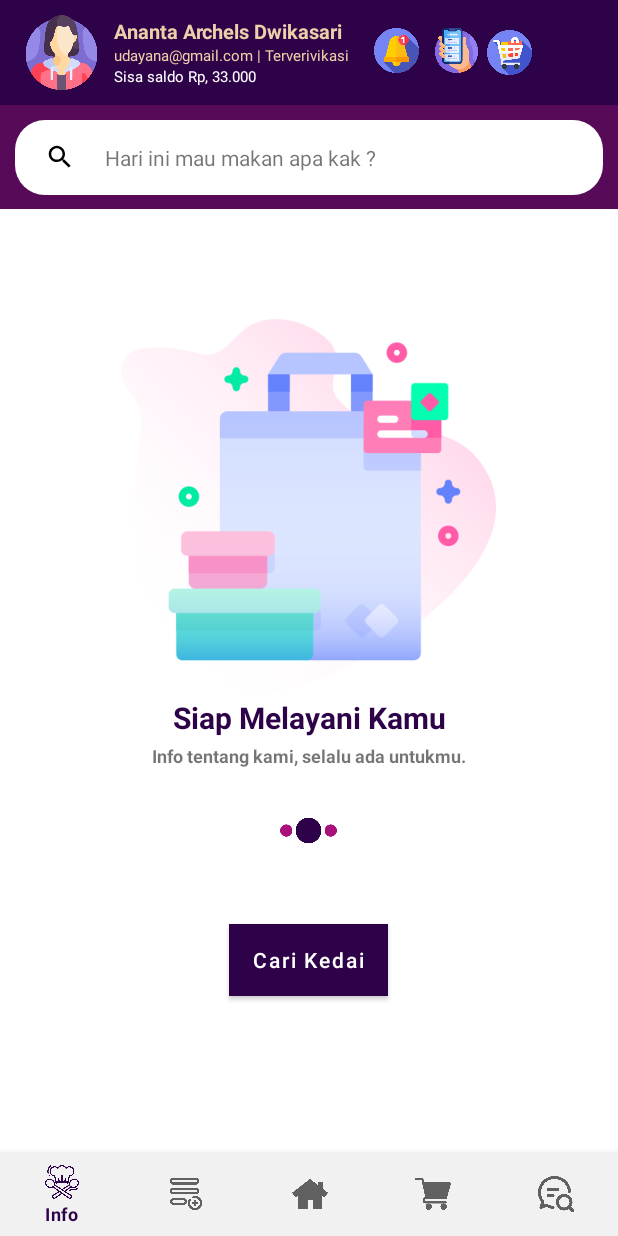
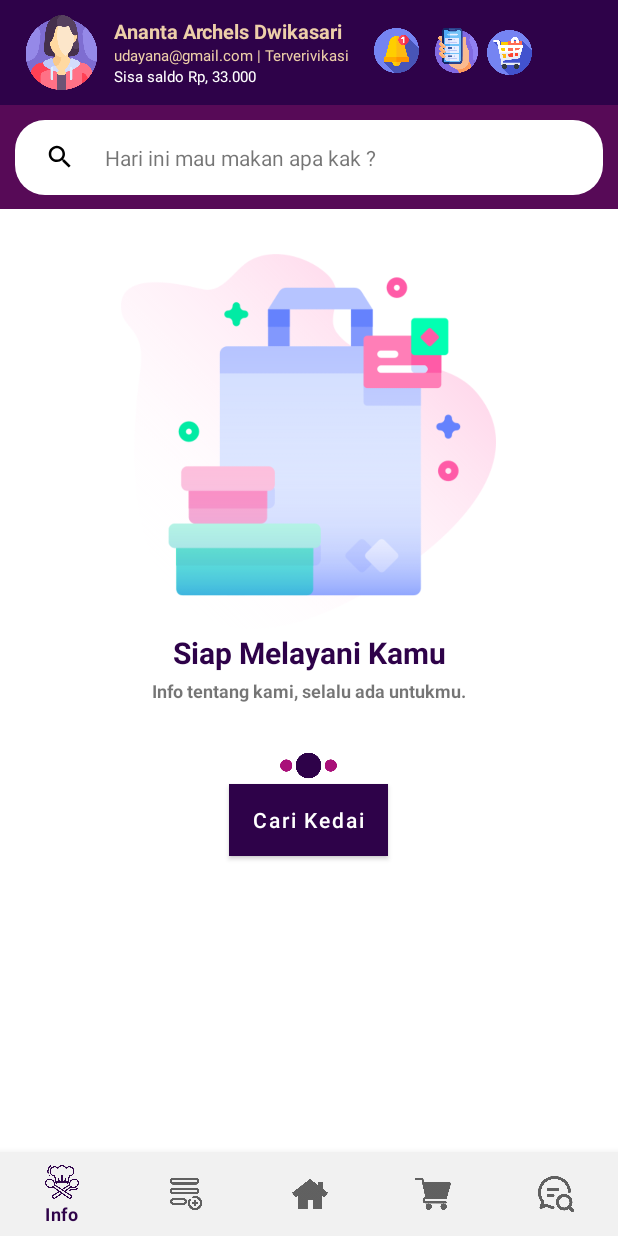
Before and after one commit to ddwikasari/PeseninAja, an Android app: the fragment ChatFragment placed in its activity, on a phone screen of 412 x 824 dp. Run offline under Robolectric (Android 15) with nearby library versions, the phone set to English and light mode, and no system bars.

Commit message:
Revisi Aplikasi Akhir

```diff
--- a/app/src/main/res/layout/fragment_chat.xml
+++ b/app/src/main/res/layout/fragment_chat.xml
@@ -10,7 +10,7 @@
         android:layout_width="match_parent"
         android:layout_height="match_parent">
         <ImageView
-            android:layout_marginTop="73dp"
+            android:layout_marginTop="30dp"
             android:layout_gravity="center_horizontal"
             android:adjustViewBounds="true"
             android:cropToPadding="true"
@@ -43,7 +43,6 @@
             android:layout_width="50dp"
             android:layout_height="wrap_content"/>
         <Button
-            android:layout_marginTop="50dp"
             android:layout_gravity="center_horizontal"
             android:textAlignment="center"
             android:textAllCaps="false"
--- a/app/src/main/res/layout/fragment_pesanan.xml
+++ b/app/src/main/res/layout/fragment_pesanan.xml
@@ -10,7 +10,7 @@
         android:layout_width="match_parent"
         android:layout_height="match_parent">
         <ImageView
-            android:layout_marginTop="70dp"
+            android:layout_marginTop="30dp"
             android:layout_gravity="center_horizontal"
             android:adjustViewBounds="true"
             android:cropToPadding="true"
@@ -43,7 +43,6 @@
             android:layout_width="50dp"
             android:layout_height="wrap_content"/>
         <Button
-            android:layout_marginTop="50dp"
             android:layout_gravity="center_horizontal"
             android:textAlignment="center"
             android:textAllCaps="false"
```
